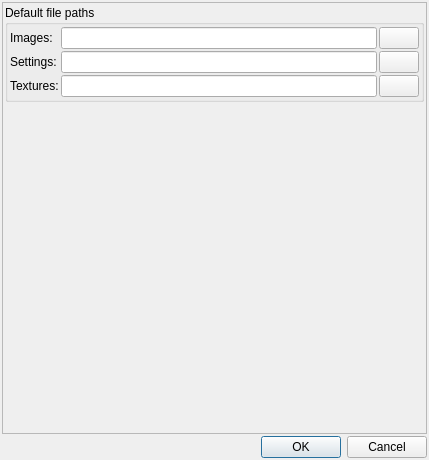
Qt form mandelbulber2/qt/preferencesdialog.ui (buddhi1980/mandelbulber2) before a commit.
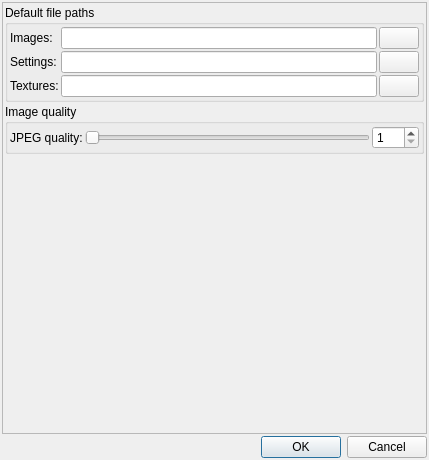
The same form after that commit. Icons and pictures are not drawn. Custom widgets are drawn as their Qt base class.

Commit message: Added JPEG quality setting in preferences window Corrected synchronization of preferences with parameter container

```diff
--- a/mandelbulber2/qt/preferencesdialog.ui
+++ b/mandelbulber2/qt/preferencesdialog.ui
@@ -40,7 +40,7 @@
         <x>0</x>
         <y>0</y>
         <width>423</width>
-        <height>430</height>
+        <height>431</height>
        </rect>
       </property>
       <layout class="QVBoxLayout" name="verticalLayout_2">
@@ -156,6 +156,73 @@
          </layout>
         </widget>
        </item>
+       <item>
+        <widget class="QGroupBox" name="groupBox_2">
+         <property name="title">
+          <string>Image quality</string>
+         </property>
+         <layout class="QVBoxLayout" name="verticalLayout_4">
+          <property name="spacing">
+           <number>2</number>
+          </property>
+          <property name="leftMargin">
+           <number>2</number>
+          </property>
+          <property name="topMargin">
+           <number>2</number>
+          </property>
+          <property name="rightMargin">
+           <number>2</number>
+          </property>
+          <property name="bottomMargin">
+           <number>2</number>
+          </property>
+          <item>
+           <layout class="QGridLayout" name="gridLayout_2">
+            <property name="spacing">
+             <number>2</number>
+            </property>
+            <item row="0" column="0">
+             <widget class="QLabel" name="label_5">
+              <property name="text">
+               <string>JPEG quality:</string>
+              </property>
+             </widget>
+            </item>
+            <item row="0" column="1">
+             <widget class="QSlider" name="sliderInt_jpeg_quality">
+              <property name="minimum">
+               <number>1</number>
+              </property>
+              <property name="maximum">
+               <number>100</number>
+              </property>
+              <property name="singleStep">
+               <number>8</number>
+              </property>
+              <property name="pageStep">
+               <number>64</number>
+              </property>
+              <property name="orientation">
+               <enum>Qt::Horizontal</enum>
+              </property>
+             </widget>
+            </item>
+            <item row="0" column="2">
+             <widget class="MySpinBox" name="spinboxInt_jpeg_quality">
+              <property name="minimum">
+               <number>1</number>
+              </property>
+              <property name="maximum">
+               <number>100</number>
+              </property>
+             </widget>
+            </item>
+           </layout>
+          </item>
+         </layout>
+        </widget>
+       </item>
        <item>
         <spacer name="verticalSpacer">
          <property name="orientation">
@@ -185,6 +252,18 @@
    </item>
   </layout>
  </widget>
+ <customwidgets>
+  <customwidget>
+   <class>MyLineEdit</class>
+   <extends>QLineEdit</extends>
+   <header>mylineedit.h</header>
+  </customwidget>
+  <customwidget>
+   <class>MySpinBox</class>
+   <extends>QSpinBox</extends>
+   <header>myspinbox.h</header>
+  </customwidget>
+ </customwidgets>
  <resources/>
  <connections>
   <connection>
```
Left out of the diff: 14 changed lines with no effect on the pictures. The commit also changes 3 other files.
